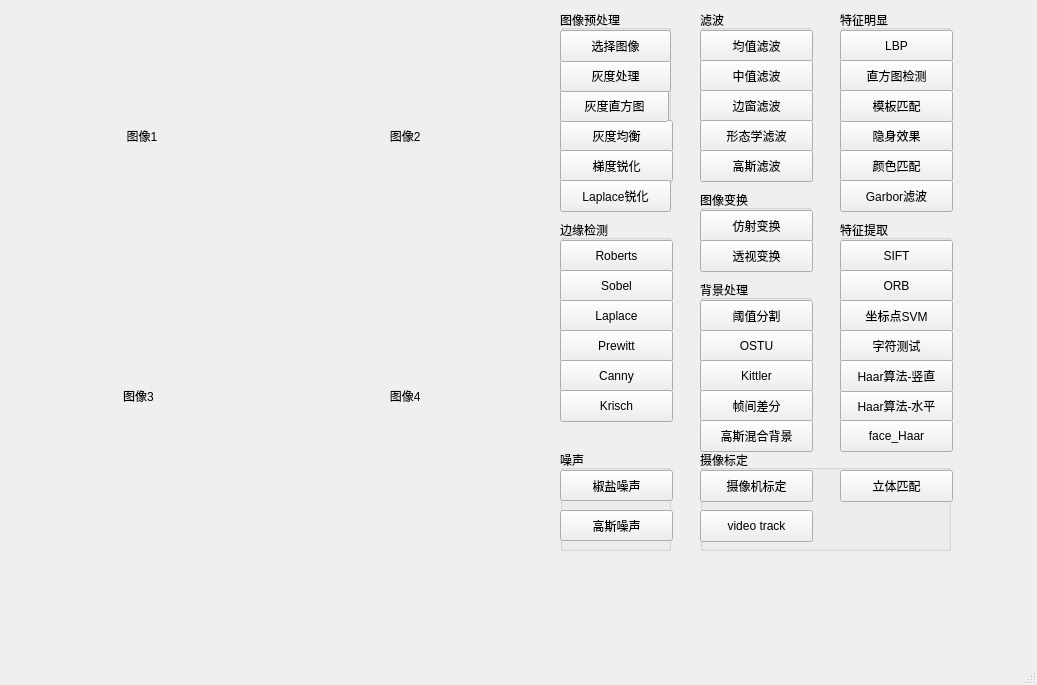
First picture: the form in src/cvBasic/mainwindow.ui, repository vastina/CVs, before the edit.
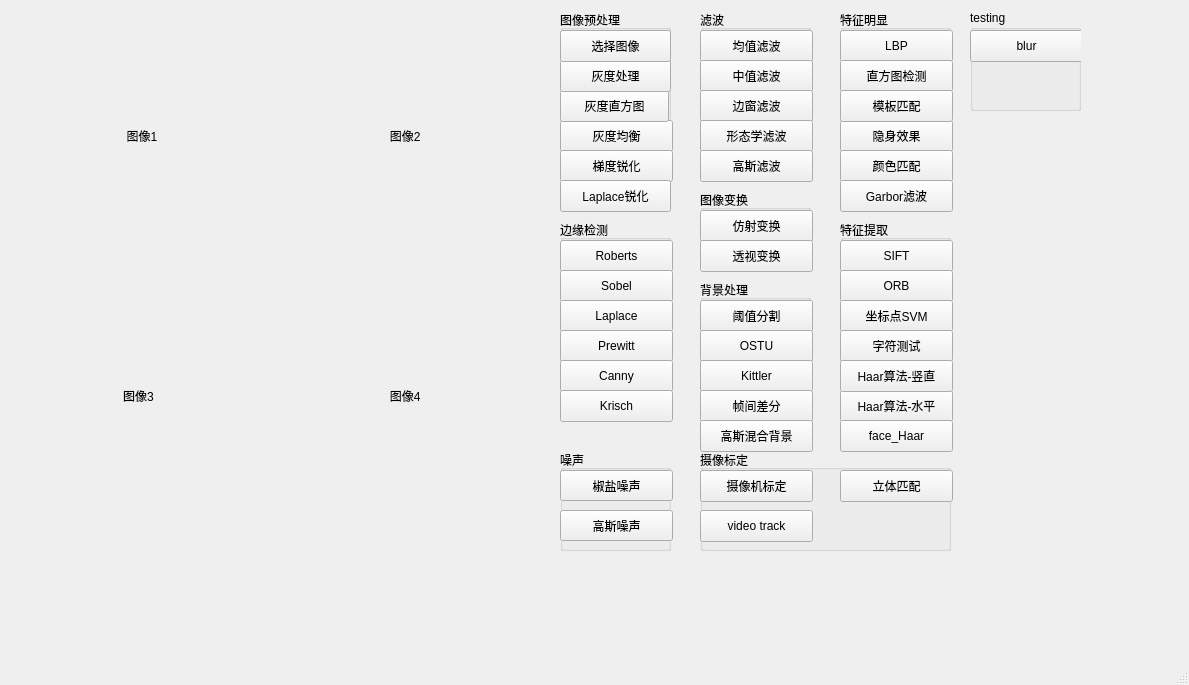
Second picture: the form after the edit.

The edit to the form file:
```diff
--- a/src/cvBasic/mainwindow.ui
+++ b/src/cvBasic/mainwindow.ui
@@ -6,7 +6,7 @@
    <rect>
     <x>0</x>
     <y>0</y>
-    <width>1037</width>
+    <width>1189</width>
     <height>685</height>
    </rect>
   </property>
@@ -729,6 +729,32 @@
      </property>
     </widget>
    </widget>
+   <widget class="QGroupBox" name="groupBox_9">
+    <property name="geometry">
+     <rect>
+      <x>970</x>
+      <y>10</y>
+      <width>111</width>
+      <height>101</height>
+     </rect>
+    </property>
+    <property name="title">
+     <string>testing</string>
+    </property>
+    <widget class="QPushButton" name="blur">
+     <property name="geometry">
+      <rect>
+       <x>0</x>
+       <y>20</y>
+       <width>113</width>
+       <height>32</height>
+      </rect>
+     </property>
+     <property name="text">
+      <string>blur</string>
+     </property>
+    </widget>
+   </widget>
    <zorder>groupBox_10</zorder>
    <zorder>groupBox_8</zorder>
    <zorder>groupBox_7</zorder>
```
Left out of the diff: 3 changed lines with no effect on the pictures.
